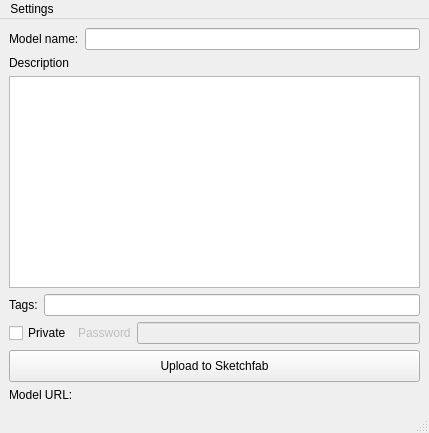
This is maya2sketchfab-v2/Sketchfab_Uploader/Sketchfab_Uploader.ui in moppius/maya-exporter as Qt 5 draws it before an edit. The edited form follows.
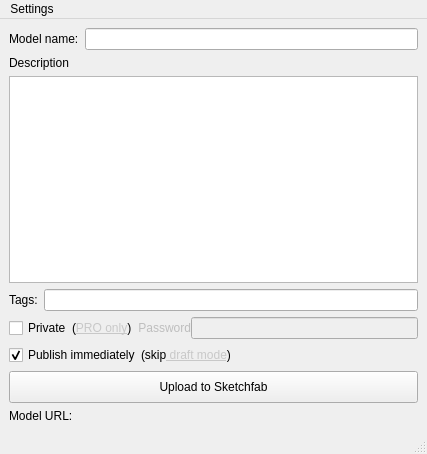
This is the edited form.

Commit message: [#SUP-14] Adds autopublish option to exporter

The edit to the form file:
```diff
--- a/maya2sketchfab-v2/Sketchfab_Uploader/Sketchfab_Uploader.ui
+++ b/maya2sketchfab-v2/Sketchfab_Uploader/Sketchfab_Uploader.ui
@@ -6,16 +6,16 @@
    <rect>
     <x>0</x>
     <y>0</y>
-    <width>429</width>
-    <height>433</height>
+    <width>427</width>
+    <height>454</height>
    </rect>
   </property>
   <property name="windowTitle">
    <string>Sketchfab Uploader</string>
   </property>
   <widget class="QWidget" name="centralwidget">
-   <layout class="QVBoxLayout" name="verticalLayout_2">
-    <item>
+   <layout class="QGridLayout" name="gridLayout_2">
+    <item row="0" column="0">
      <layout class="QHBoxLayout" name="horizontalLayout_3">
       <item>
        <widget class="QLabel" name="label_2">
@@ -29,17 +29,17 @@
       </item>
      </layout>
     </item>
-    <item>
+    <item row="1" column="0">
      <widget class="QLabel" name="label_3">
       <property name="text">
        <string>Description</string>
       </property>
      </widget>
     </item>
-    <item>
+    <item row="2" column="0">
      <widget class="QPlainTextEdit" name="pteDescription"/>
     </item>
-    <item>
+    <item row="3" column="0">
      <layout class="QHBoxLayout" name="horizontalLayout_4">
       <item>
        <widget class="QLabel" name="lTags">
@@ -53,38 +53,44 @@
       </item>
      </layout>
     </item>
-    <item>
-     <layout class="QHBoxLayout" name="horizontalLayout_2">
-      <item>
-       <widget class="QCheckBox" name="cbPrivate">
+    <item row="5" column="0">
+     <layout class="QGridLayout" name="gridLayout">
+      <property name="horizontalSpacing">
+       <number>0</number>
+      </property>
+      <item row="0" column="1">
+       <widget class="QLabel" name="label_4">
         <property name="text">
-         <string>Private</string>
+         <string>(skip&lt;a href=https://help.sketchfab.com/hc/en-us/articles/202508836-Uploading#draft style=&quot;color: rgb(200,200,200)&quot;&gt; draft mode&lt;/a&gt;)</string>
         </property>
        </widget>
       </item>
-      <item>
-       <widget class="QLabel" name="lPassword">
-        <property name="enabled">
-         <bool>false</bool>
-        </property>
+      <item row="0" column="0">
+       <widget class="QCheckBox" name="cbAutopublish">
         <property name="text">
-         <string>Password</string>
+         <string>Publish immediately</string>
         </property>
+        <property name="checked">
+         <bool>true</bool>
+        </property>
        </widget>
       </item>
-      <item>
-       <widget class="QLineEdit" name="lePassword">
-        <property name="enabled">
-         <bool>false</bool>
+      <item row="0" column="2">
+       <spacer name="horizontalSpacer">
+        <property name="orientation">
+         <enum>Qt::Horizontal</enum>
         </property>
-        <property name="echoMode">
-         <enum>QLineEdit::Password</enum>
+        <property name="sizeHint" stdset="0">
+         <size>
+          <width>40</width>
+          <height>20</height>
+         </size>
         </property>
-       </widget>
+       </spacer>
       </item>
      </layout>
     </item>
-    <item>
+    <item row="6" column="0">
      <widget class="QPushButton" name="bUploadToSketchfab">
       <property name="minimumSize">
        <size>
@@ -97,7 +103,7 @@
       </property>
      </widget>
     </item>
-    <item>
+    <item row="7" column="0">
      <layout class="QHBoxLayout" name="horizontalLayout">
       <item>
        <widget class="QLabel" name="label">
@@ -124,6 +130,53 @@
       </item>
      </layout>
     </item>
+    <item row="4" column="0">
+     <layout class="QHBoxLayout" name="horizontalLayout_2">
+      <property name="spacing">
+       <number>0</number>
+      </property>
+      <item>
+       <widget class="QCheckBox" name="cbPrivate">
+        <property name="text">
+         <string>Private</string>
+        </property>
+       </widget>
+      </item>
+      <item>
+       <widget class="QLabel" name="lbPrivate">
+        <property name="text">
+         <string>(&lt;a href=https://help.sketchfab.com/hc/en-us/articles/202484576-Model-Security#private style=&quot;color: rgb(200,200,200)&quot;&gt;PRO only&lt;/a&gt;)   </string>
+        </property>
+        <property name="openExternalLinks">
+         <bool>true</bool>
+        </property>
+        <property name="textInteractionFlags">
+         <set>Qt::TextBrowserInteraction</set>
+        </property>
+       </widget>
+      </item>
+      <item>
+       <widget class="QLabel" name="lPassword">
+        <property name="enabled">
+         <bool>false</bool>
+        </property>
+        <property name="text">
+         <string> Password</string>
+        </property>
+       </widget>
+      </item>
+      <item>
+       <widget class="QLineEdit" name="lePassword">
+        <property name="enabled">
+         <bool>false</bool>
+        </property>
+        <property name="echoMode">
+         <enum>QLineEdit::Password</enum>
+        </property>
+       </widget>
+      </item>
+     </layout>
+    </item>
    </layout>
   </widget>
   <widget class="QMenuBar" name="menubar">
@@ -131,7 +184,7 @@
     <rect>
      <x>0</x>
      <y>0</y>
-     <width>429</width>
+     <width>427</width>
      <height>21</height>
     </rect>
    </property>
```
Left out of the diff: 6 changed lines with no effect on the pictures. The commit also changes 1 other file.
